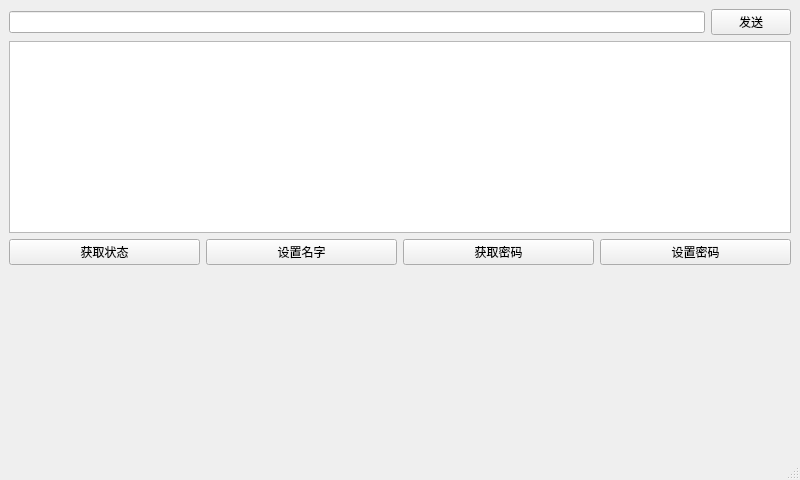
Before: the Qt Designer form src/forms/mainWindows/serialPortTest.ui in rrrriiiiich/iams, drawn with Qt 5.
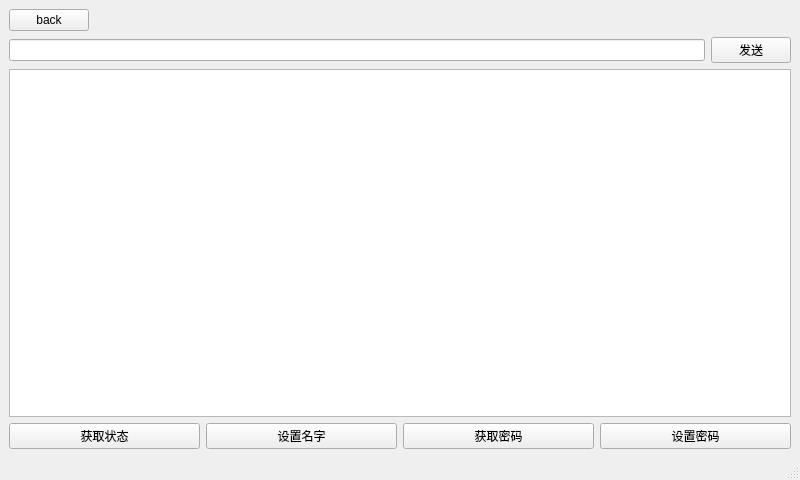
After: the same form once the commit is applied.

Patch:
```diff
--- a/src/forms/mainWindows/serialPortTest.ui
+++ b/src/forms/mainWindows/serialPortTest.ui
@@ -15,10 +15,31 @@
   </property>
   <widget class="QWidget" name="centralwidget">
    <layout class="QGridLayout" name="gridLayout">
-    <item row="0" column="0">
-     <widget class="QLineEdit" name="sendLineEdit"/>
-    </item>
     <item row="2" column="0" colspan="2">
+     <widget class="QPlainTextEdit" name="recvPlainTextEdit">
+      <property name="sizePolicy">
+       <sizepolicy hsizetype="Expanding" vsizetype="Expanding">
+        <horstretch>0</horstretch>
+        <verstretch>0</verstretch>
+       </sizepolicy>
+      </property>
+     </widget>
+    </item>
+    <item row="1" column="0" colspan="2">
+     <layout class="QHBoxLayout" name="horizontalLayout_3">
+      <item>
+       <widget class="QLineEdit" name="sendLineEdit"/>
+      </item>
+      <item>
+       <widget class="QPushButton" name="sendButton">
+        <property name="text">
+         <string>发送</string>
+        </property>
+       </widget>
+      </item>
+     </layout>
+    </item>
+    <item row="3" column="0" colspan="2">
      <layout class="QHBoxLayout" name="horizontalLayout_2">
       <item>
        <widget class="QPushButton" name="statusButton">
@@ -50,35 +71,35 @@
       </item>
      </layout>
     </item>
-    <item row="1" column="0" colspan="2">
-     <widget class="QPlainTextEdit" name="recvPlainTextEdit">
+    <item row="0" column="0">
+     <layout class="QHBoxLayout" name="horizontalLayout">
+      <item>
+       <widget class="QPushButton" name="backButton">
       <property name="sizePolicy">
-       <sizepolicy hsizetype="Expanding" vsizetype="Preferred">
+         <sizepolicy hsizetype="Maximum" vsizetype="Minimum">
         <horstretch>0</horstretch>
         <verstretch>0</verstretch>
        </sizepolicy>
       </property>
-     </widget>
-    </item>
-    <item row="0" column="1">
-     <widget class="QPushButton" name="sendButton">
       <property name="text">
-       <string>发送</string>
+         <string>back</string>
       </property>
      </widget>
     </item>
-    <item row="3" column="0">
-     <spacer name="verticalSpacer">
+      <item>
+       <spacer name="horizontalSpacer_2">
       <property name="orientation">
-       <enum>Qt::Vertical</enum>
+         <enum>Qt::Horizontal</enum>
       </property>
       <property name="sizeHint" stdset="0">
        <size>
-        <width>20</width>
-        <height>40</height>
+          <width>40</width>
+          <height>20</height>
        </size>
       </property>
      </spacer>
+      </item>
+     </layout>
     </item>
    </layout>
   </widget>
```
Lines whose indentation alone changed are shown as unchanged.
